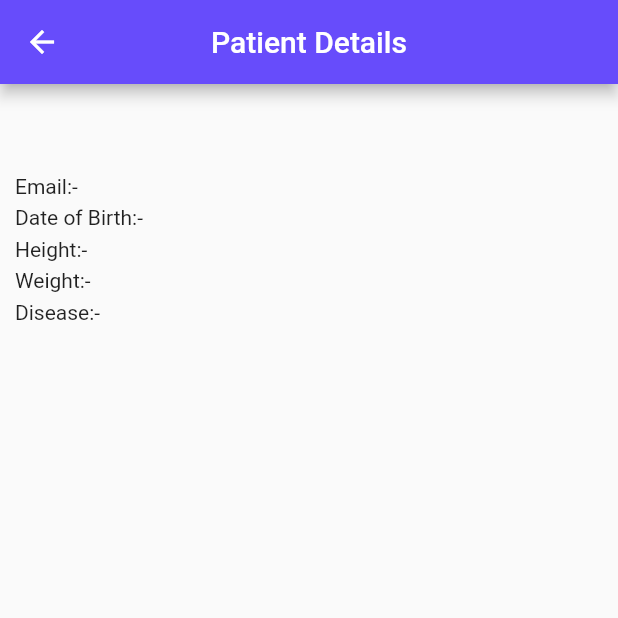
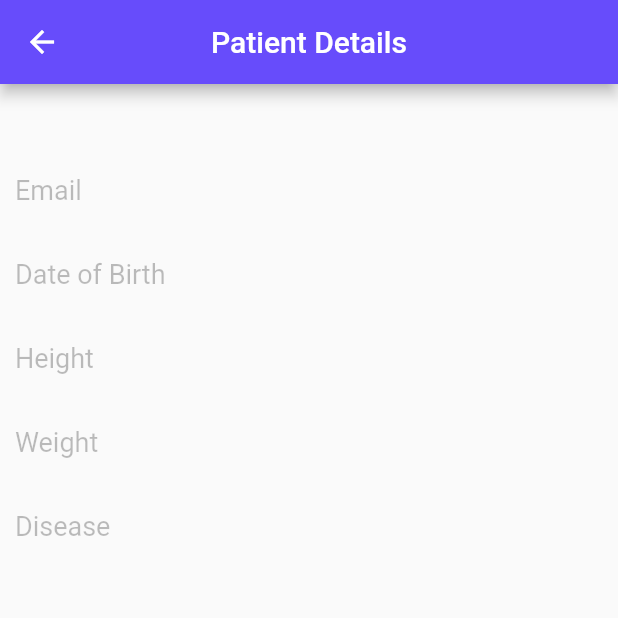
Before and after one commit to Syed-dev209/doctor, a Flutter app: the PatientProfile screen opened directly with empty values, on a phone screen of 412 x 824 dp, the top half of it. Run offline on Flutter 3.47's test engine with Material 2 defaults, Android fonts, the phone set to English and light mode, and no system bars; our stand-ins replace better_player, cloud_firestore, firebase_auth, firebase_core, firebase_messaging, firebase_storage and 4 more; accounts and stored records are empty.

Commit message:
notifcation android

```diff
--- a/lib/components/exerciseCard.dart
+++ b/lib/components/exerciseCard.dart
@@ -4,6 +4,8 @@ import 'package:doctor/models/userDetails.dart';
 import 'package:doctor/screens/exerciseDetails.dart';
 import 'package:flutter/material.dart';
 import 'package:provider/provider.dart';
+
+import '../models/userDetails.dart';
 
 class ExerciseCard extends StatefulWidget {
   String  docId, completed;
@@ -49,6 +51,7 @@ class _ExerciseCardState extends State<ExerciseCard> {
   @override
   Widget build(BuildContext context){
     return loaded?GestureDetector(
+
       onTap: (){
         Provider.of<ExerciseDescription>(context,listen: false).setExerciseDetails(title,description, days, startDate);
         Provider.of<UserDetails>(context,listen: false).setUserExeDocId(widget.docId);
--- a/lib/main.dart
+++ b/lib/main.dart
@@ -1,9 +1,11 @@
 import 'package:doctor/models/doctorDetails.dart';
 import 'package:doctor/models/exerciseDescriptionModel.dart';
 import 'package:doctor/models/userDetails.dart';
+import 'package:firebase_messaging/firebase_messaging.dart';
 import 'package:doctor/service/pushNotificationService.dart';
 import 'package:doctor/singIn.dart';
 import 'package:firebase_core/firebase_core.dart';
+import 'package:firebase_messaging/firebase_messaging.dart';
 import 'package:flutter/material.dart';
 import 'package:provider/provider.dart';
 
@@ -11,8 +13,8 @@ import 'package:provider/provider.dart';
 void main()async {
   WidgetsFlutterBinding.ensureInitialized();
   await Firebase.initializeApp();
- //PushNotifications fcm=PushNotifications();
-  //fcm.initialize();
+ PushNotifications fcm=PushNotifications();
+  fcm.initialize();
   runApp(
       MyApp()
   );
--- a/lib/screens/adminScreens/patientProfile.dart
+++ b/lib/screens/adminScreens/patientProfile.dart
@@ -29,15 +29,50 @@ class PatientProfile extends StatelessWidget {
                 ),
                 ),
                 SizedBox(height: 15.0,),
-                Text('Email:- '+email),
-                SizedBox(height: 5.0,),
-                Text('Date of Birth:- '+dob),
-                SizedBox(height: 5.0,),
-                Text('Height:- '+height),
-                SizedBox(height: 5.0,),
-                Text('Weight:- '+weight),
-                SizedBox(height: 5.0,),
-                Text('Disease:- '+disease)
+                Text('Email',style: TextStyle(
+                    fontSize: 18.0,
+                    color: Colors.black26
+                ),),
+                Text(email,style: TextStyle(
+                    fontSize: 22.0
+                ),
+                ),
+                SizedBox(height: 9.0,),
+                Text('Date of Birth',style: TextStyle(
+                    fontSize: 18.0,
+                    color: Colors.black26
+                ),),
+                Text(dob,style: TextStyle(
+                    fontSize: 22.0
+                ),
+                ),
+                SizedBox(height: 9.0,),
+                Text('Height',style: TextStyle(
+                    fontSize: 18.0,
+                    color: Colors.black26
+                ),),
+                Text(height,style: TextStyle(
+                    fontSize: 22.0
+                ),
+                ),
+                SizedBox(height: 9.0,),
+                Text('Weight',style: TextStyle(
+                    fontSize: 18.0,
+                    color: Colors.black26
+                ),),
+                Text(weight,style: TextStyle(
+                    fontSize: 22.0
+                ),
+                ),
+                SizedBox(height: 9.0,),
+                Text('Disease',style: TextStyle(
+                    fontSize: 18.0,
+                    color: Colors.black26
+                ),),
+                Text(disease,style: TextStyle(
+                    fontSize: 22.0
+                ),
+                ),
               ],
             ),
           ),
--- a/pubspec.yaml
+++ b/pubspec.yaml
@@ -38,7 +38,8 @@ dependencies:
   form_field_validator: ^1.0.1
   cloud_firestore: ^0.16.0
   font_awesome_flutter: ^8.11.0
-  firebase_messaging:
+  firebase_messaging: ^6.0.16
+  http: ^0.12.2
 
 dev_dependencies:
   flutter_test:
```
Also changed, not shown: lib/components/adminExerciseCard.dart (+29 -3 lines), lib/controller/exerciseController.dart (+29 -0 lines), lib/screens/adminScreens/patientList.dart (+13 -1 lines), lib/service/pushNotificationService.dart (+67 -24 lines), lib/singIn.dart (+9 -0 lines), pubspec.lock, 1 other file.
